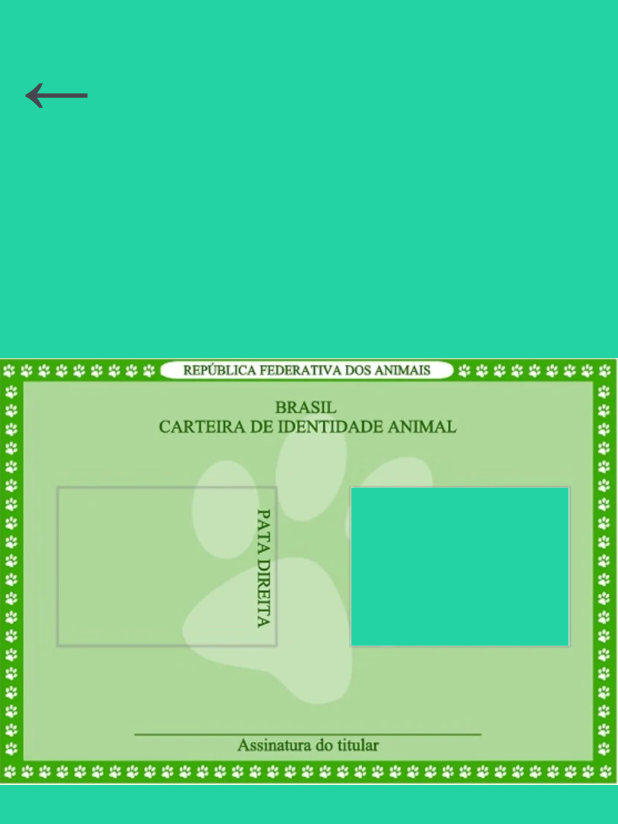
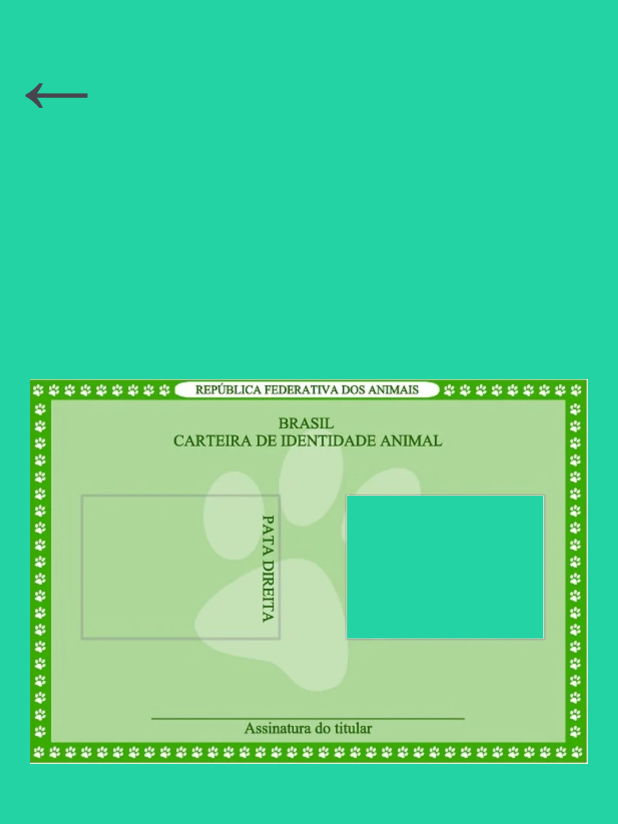
Before and after one commit to SupremeGod670/Pet-APP, an Android app: the Fragment1 screen opened directly, with no data from a screen before it, on a phone screen of 412 x 824 dp. Shown: the top 824 px of the screen. Run offline under Robolectric (Android 15) with nearby library versions, the phone set to English and light mode, and no system bars.

Commit message:
Modificação no mostrar_pet.xml

```diff
--- a/app/src/main/res/layout/fragment1.xml
+++ b/app/src/main/res/layout/fragment1.xml
@@ -1,15 +1,20 @@
 <?xml version="1.0" encoding="utf-8"?>
-<ScrollView xmlns:android="http://schemas.android.com/apk/res/android"
+<LinearLayout xmlns:android="http://schemas.android.com/apk/res/android"
     style="@style/BACKGROUND"
     android:layout_width="match_parent"
-    android:layout_height="295dp">
+    android:layout_height="265dp"
+    android:layout_marginTop="0dp"
+    android:orientation="vertical">
 
     <ImageView
         android:id="@+id/frente"
-        android:layout_width="wrap_content"
-        android:layout_height="wrap_content"
+        android:layout_width="match_parent"
+        android:layout_height="match_parent"
         android:layout_gravity="center_vertical"
+        android:layout_marginStart="20dp"
+        android:layout_marginTop="0dp"
+        android:layout_marginEnd="20dp"
         android:src="@drawable/frenteindentidade"
         android:visibility="visible" />
 
-</ScrollView>
+</LinearLayout>
--- a/app/src/main/res/layout/mostrar_pet.xml
+++ b/app/src/main/res/layout/mostrar_pet.xml
@@ -22,7 +22,9 @@
         android:id="@+id/rolar"
         android:layout_width="match_parent"
         android:layout_height="wrap_content"
+        android:layout_marginTop="0dp"
         app:layout_constraintEnd_toEndOf="parent"
+        app:layout_constraintHorizontal_bias="1.0"
         app:layout_constraintStart_toStartOf="parent"
         app:layout_constraintTop_toBottomOf="@+id/voltar"
         tools:ignore="MissingConstraints">
```
Also changed, not shown: app/src/main/res/layout/fragment2.xml (+13 -9 lines).
